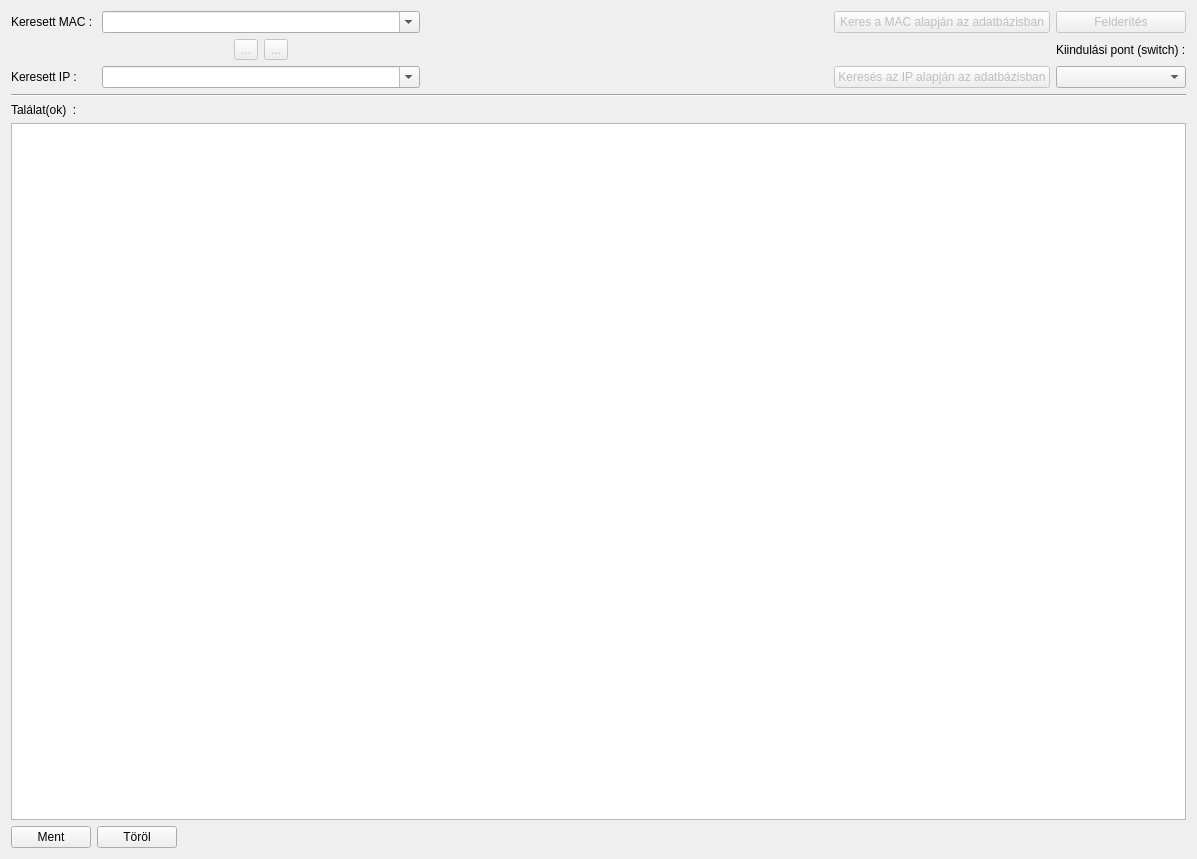
csikfer/lanview2, file lv2g/findbymac.ui: the form before one commit.
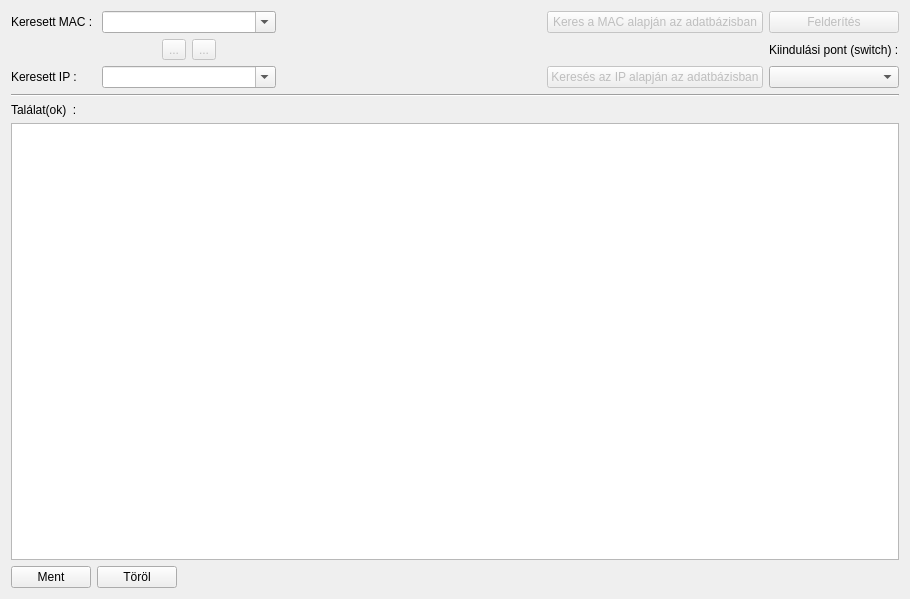
The form after the commit. Icons and pictures are not drawn.

Patch:
```diff
--- a/lv2g/findbymac.ui
+++ b/lv2g/findbymac.ui
@@ -6,8 +6,8 @@
    <rect>
     <x>0</x>
     <y>0</y>
-    <width>1197</width>
-    <height>859</height>
+    <width>910</width>
+    <height>599</height>
    </rect>
   </property>
   <property name="windowTitle">
```
